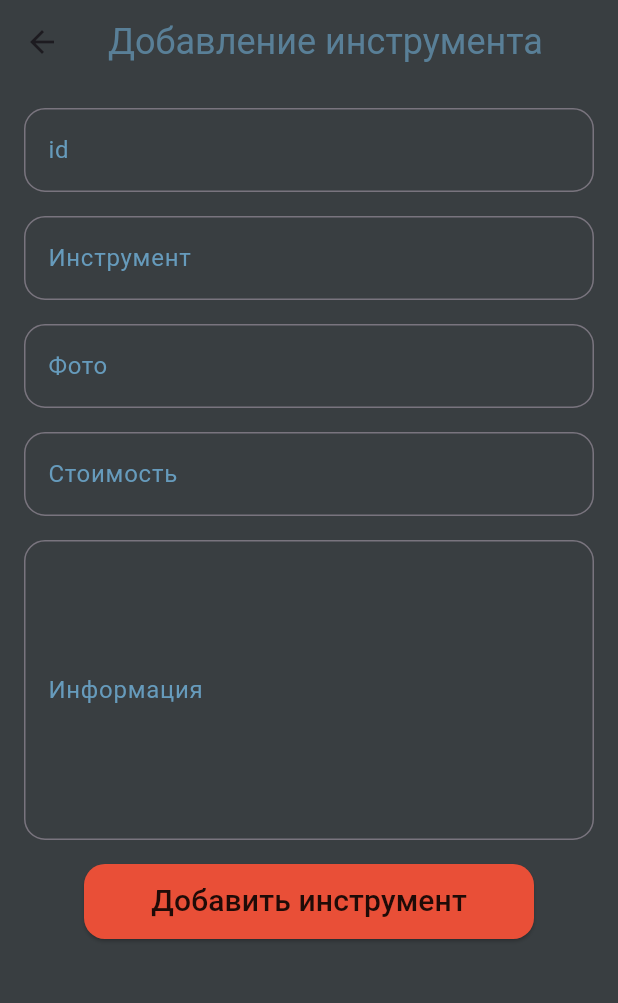
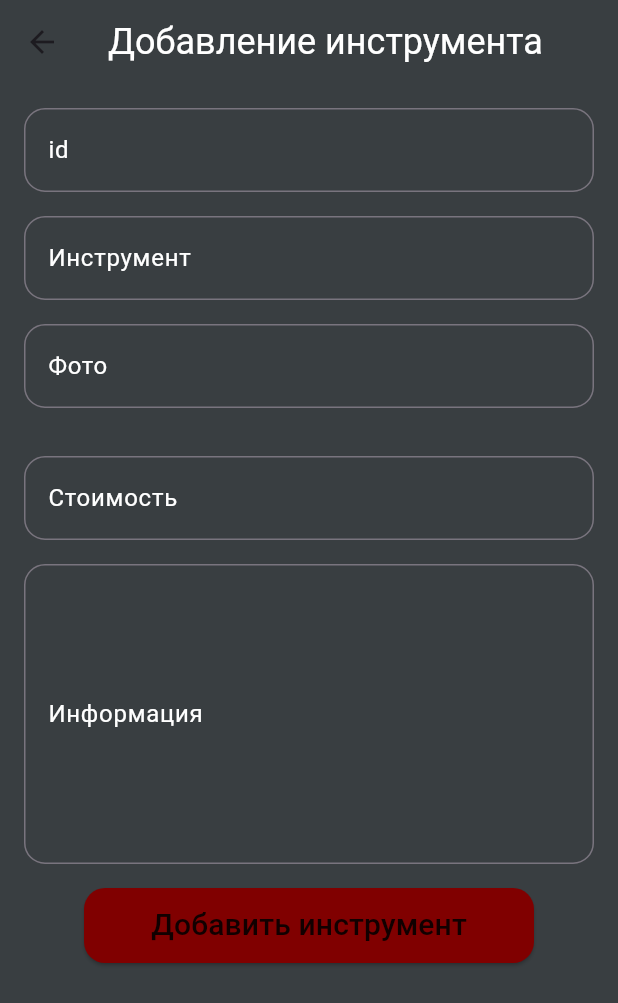
Before and after one commit to Tr0ubad0ur/pks5, a Flutter app: the screen it shows after launch, after a tap on the "add box" icon, on a phone screen of 412 x 824 dp. Shown: the top 1003 px of the screen. Run offline on Flutter 3.47's test engine with Material 3 defaults, Android fonts, the phone set to English and light mode, and no system bars.

Commit message:
new commit

```diff
--- a/lib/components/product_component.dart
+++ b/lib/components/product_component.dart
@@ -61,13 +61,13 @@ class _ProductComponentState extends State<ProductComponent> {
                 ),
               ),
               Row(
-                mainAxisAlignment: MainAxisAlignment.start,
+                mainAxisAlignment: MainAxisAlignment.spaceBetween,
                 crossAxisAlignment: CrossAxisAlignment.end,
                 children: [
                   Container(
                     padding: const EdgeInsets.all(1),
                     margin: const EdgeInsets.only(right: 10, top: 10),
-                    width: MediaQuery.of(context).size.height * 0.12,
+                    width: MediaQuery.of(context).size.height * 0.15,
                     height: MediaQuery.of(context).size.height * 0.05,
                     alignment: Alignment.center,
                     child: Text(
--- a/lib/pages/addProductPage.dart
+++ b/lib/pages/addProductPage.dart
@@ -3,8 +3,6 @@ import '../models/product.dart';
 
 class AddProductPage extends StatefulWidget {
   const AddProductPage({super.key});
-
-
 
   @override
   State<AddProductPage> createState() => _AddProductPageState();
@@ -25,7 +23,7 @@ class _AddProductPageState extends State<AddProductPage> {
     String description = descriptionController.text;
 
     if (title.isNotEmpty && photo.isNotEmpty && price > 0 && id > 0 &&
-        description.isNotEmpty){
+        description.isNotEmpty) {
       Product product = Product(
         id: id,
         title: title,
@@ -50,7 +48,7 @@ class _AddProductPageState extends State<AddProductPage> {
   Widget build(BuildContext context) {
     return Scaffold(
       appBar: AppBar(
-        title: const Text("Добавление инструмента", style: TextStyle(color: Color.fromRGBO(102, 155, 188, 0.7), fontSize: 24),),
+        title: const Text("Добавление инструмента", style: TextStyle(color: Color(0xFFFFFFFF), fontSize: 24),),
         backgroundColor: const Color.fromRGBO(57, 62, 65, 1),
       ),
       backgroundColor: const Color.fromRGBO(57, 62, 65, 1),
@@ -66,9 +64,9 @@ class _AddProductPageState extends State<AddProductPage> {
                     borderRadius: BorderRadius.circular(14),
                   ),
                   hintText: "Введите id",
-                  hintStyle: const TextStyle(color: Color.fromRGBO(102, 155, 188, 0.7)),
+                  hintStyle: const TextStyle(color: Color(0xFFFFFFFF)),
                   labelText: "id",
-                  labelStyle: const TextStyle(color: Color.fromRGBO(102, 155, 188, 1)),
+                  labelStyle: const TextStyle(color: Color(0xFFFFFFFF)),
                 ),
                 maxLines: 1,
                 style: const TextStyle(color: Colors.white),
@@ -81,12 +79,12 @@ class _AddProductPageState extends State<AddProductPage> {
                     borderRadius: BorderRadius.circular(14),
                   ),
                   hintText: "Введите название инструмента",
-                  hintStyle: const TextStyle(color: Color.fromRGBO(102, 155, 188, 0.7)),
+                  hintStyle: const TextStyle(color: Color(0xFFFFFFFF)),
                   labelText: "Инструмент",
-                  labelStyle: const TextStyle(color: Color.fromRGBO(102, 155, 188, 1)),
+                  labelStyle: const TextStyle(color: Color(0xFFFFFFFF)),
                 ),
                 maxLines: 1,
-                style: const TextStyle(color: Colors.white),
+                style: const TextStyle(color: Color(0xFFFFFFFF)),
               ),
               const SizedBox(height: 16),
               TextField(
@@ -96,13 +94,24 @@ class _AddProductPageState extends State<AddProductPage> {
                     borderRadius: BorderRadius.circular(14),
                   ),
                   hintText: "Введите ссылку на фото",
-                  hintStyle: const TextStyle(color: Color.fromRGBO(102, 155, 188, 0.7)),
+                  hintStyle: const TextStyle(color: Color(0xFFFFFFFF)),
                   labelText: "Фото",
-                  labelStyle: const TextStyle(color: Color.fromRGBO(102, 155, 188, 1)),
+                  labelStyle: const TextStyle(color: Color(0xFFFFFFFF)),
                 ),
                 maxLines: 1,
-                style: const TextStyle(color: Colors.white),
+                style: const TextStyle(color: Color(0xFFFFFFFF)),
               ),
+              const SizedBox(height: 16),
+              if (photoController.text.isNotEmpty) // Проверка, что ссылка на фото введена
+                Image.network(
+                  photoController.text,
+                  height: 200,
+                  width: double.infinity,
+                  fit: BoxFit.cover,
+                  errorBuilder: (context, error, stackTrace) {
+                    return const Text('Ошибка загрузки фото', style: TextStyle(color: Colors.red),);
+                  },
+                ),
               const SizedBox(height: 16),
               TextField(
                 controller: priceController,
@@ -111,9 +120,9 @@ class _AddProductPageState extends State<AddProductPage> {
                     borderRadius: BorderRadius.circular(14),
                   ),
                   hintText: "Введите стоимость инструмента",
-                  hintStyle: const TextStyle(color: Color.fromRGBO(102, 155, 188, 0.7)),
+                  hintStyle: const TextStyle(color: Color(0xFFFFFFFF)),
                   labelText: "Стоимость",
-                  labelStyle: const TextStyle(color: Color.fromRGBO(102, 155, 188, 1)),
+                  labelStyle: const TextStyle(color: Color(0xFFFFFFFF)),
                 ),
                 maxLines: 1,
                 style: const TextStyle(color: Colors.white),
@@ -126,15 +135,14 @@ class _AddProductPageState extends State<AddProductPage> {
                     borderRadius: BorderRadius.circular(14),
                   ),
                   hintText: "Введите информацию об инструменте",
-                  hintStyle: const TextStyle(color: Color.fromRGBO(102, 155, 188, 0.7)),
+                  hintStyle: const TextStyle(color: Color(0xFFFFFFFF)),
                   labelText: "Информация",
-                  labelStyle: const TextStyle(color: Color.fromRGBO(102, 155, 188, 1)),
+                  labelStyle: const TextStyle(color: Color(0xFFFFFFFF)),
                 ),
                 maxLines: 7,
-                style: const TextStyle(color: Colors.white),
+                style: const TextStyle(color: Color(0xFFFFFFFF)),
               ),
               const SizedBox(height: 16),
-
               ElevatedButton(
                 onPressed: createProduct,
                 child: Text("Добавить инструмент",
@@ -143,7 +151,7 @@ class _AddProductPageState extends State<AddProductPage> {
                   ),
                 ),
                 style: ElevatedButton.styleFrom(
-                  backgroundColor: const Color.fromRGBO(233, 79, 55, 1),
+                  backgroundColor: const Color(0xFF800000),
                   foregroundColor: Colors.black87,
                   shape: RoundedRectangleBorder(
                     borderRadius: BorderRadius.circular(14),
--- a/lib/pages/details.dart
+++ b/lib/pages/details.dart
@@ -52,7 +52,7 @@ class Details extends StatelessWidget {
                         borderRadius: BorderRadius.circular(5.0),
                       ),
                       child: Text(
-                        "${product.price} р",
+                        "${product.price}₽",
                         style: TextStyle(
                           color: Colors.white,
                           fontSize: MediaQuery.of(context).size.height * 0.03,
--- a/lib/pages/home.dart
+++ b/lib/pages/home.dart
@@ -15,6 +15,13 @@ class ProductListScreen extends StatefulWidget {
 }
 
 class _ProductListScreenState extends State<ProductListScreen> {
+  @override
+  void initState() {
+    super.initState();
+    products.addAll(dataProducts);
+  }
+
+
   void navigateToAddProductPage(BuildContext context) async{
     final Product result = await Navigator.push(context,
       MaterialPageRoute(builder: (context) => const AddProductPage()),
@@ -32,7 +39,7 @@ class _ProductListScreenState extends State<ProductListScreen> {
       context: context,
       builder: (BuildContext context) {
         return AlertDialog(
-          backgroundColor: const Color.fromRGBO(102, 155, 188, 1),
+          backgroundColor: const Color(0xFF800000),
           title: const Text('Подтверждение удаления'),
           content: const Text('Вы уверены, что хотите удалить этот интсрумент?'),
           actions: <Widget>[
@@ -76,7 +83,7 @@ class _ProductListScreenState extends State<ProductListScreen> {
         ),
       ),
       body: products.isEmpty
-          ? const Center(child: Text("Нет добавленных инструментов", style: TextStyle(color: Color.fromRGBO(102, 155, 188, 1), fontSize: 18),),)
+          ? const Center(child: Text("Нет добавленных инструментов", style: TextStyle(color: const Color(0xFF800000), fontSize: 18),),)
           : ListView.builder(
           itemCount: products.length,
           itemBuilder: (context, index){
@@ -84,7 +91,7 @@ class _ProductListScreenState extends State<ProductListScreen> {
           }
       ),
       floatingActionButton: FloatingActionButton(
-        backgroundColor: const Color.fromRGBO(233, 79, 55, 1),
+        backgroundColor: const Color(0xFF800000),
         onPressed: () => navigateToAddProductPage(context),
         child: Icon(Icons.add_box_sharp),
         tooltip: "Добавить инструмент",
```
Also changed, not shown: 1 other file.
